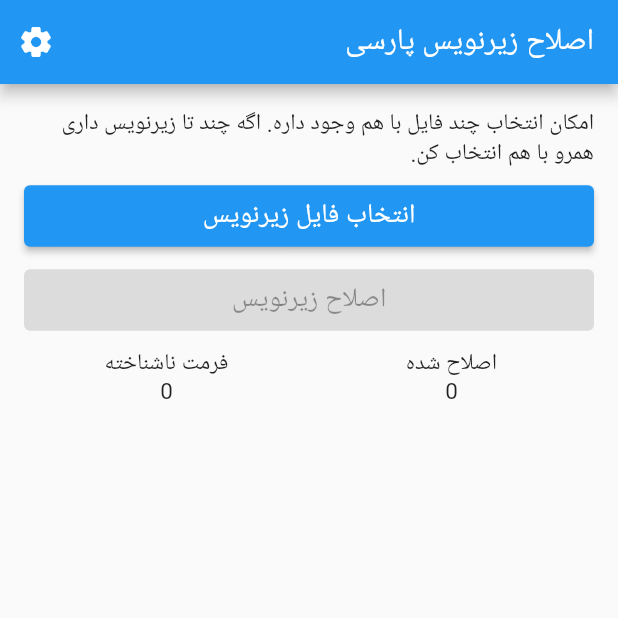
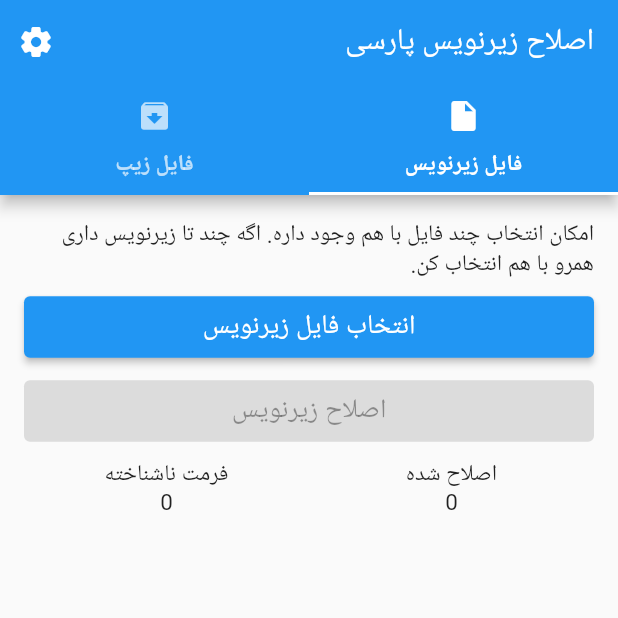
Before and after one commit to moheb2000/persian_subtitle_fixer_flutter, a Flutter app: the MainScreen screen opened directly, on a phone screen of 412 x 824 dp, the top half of it. Run offline on Flutter 3.47's test engine with Material 2 defaults, Android fonts, the phone set to English and light mode, and no system bars; our stand-ins replace file_picker, introduction_screen, permission_handler, shared_preferences; missing offline and left inert: easy_folder_picker, enough_convert, persian_fonts; accounts and stored records are empty.

Commit message:
Base zip and tar archives support

```diff
--- a/lib/src/languages/fa_lang.dart
+++ b/lib/src/languages/fa_lang.dart
@@ -12,6 +12,7 @@ class FaLang {
   static const chooseFolderButton = 'انتخاب پوشه پیشفرض';
   static const mainScreenTitle = 'اصلاح زیرنویس پارسی';
   static const chooseFileButton = 'انتخاب فایل زیرنویس';
+  static const chooseZipButton = 'انتخاب فایل زیپ';
   static const fixButton = 'اصلاح زیرنویس';
   static const multipleFileChooseHint = 'امکان انتخاب چند فایل با هم وجود داره. اگه چند تا زیرنویس داری همرو با هم انتخاب کن.';
   static const settingsTitle = 'تنظیمات';
@@ -30,4 +31,6 @@ class FaLang {
   static const githubLink = 'https://github.com/moheb2000/persian_subtitle_fixer_flutter';
   static const bugReportText = 'گزارش مشکل';
   static const bugReportLink = 'mailto:moh.ebrahimi2000@gmail.com?subject=گزارش%20مشکل:%20اصلاح%20زیرنویس%20پارسی';
+  static const tabFile = 'فایل زیرنویس';
+  static const tabZip = 'فایل زیپ';
 }
--- a/lib/src/screens/main_screen.dart
+++ b/lib/src/screens/main_screen.dart
@@ -2,11 +2,14 @@ import 'package:flutter/material.dart';
 import '../widgets/choose_file_widget.dart';
 import '../languages/fa_lang.dart';
 import '../widgets/settings_drawer_widget.dart';
+import '../widgets/choose_zip_widget.dart';
 
 class MainScreen extends StatelessWidget {
   @override
   Widget build(BuildContext context) {
-    return Scaffold(
+    return DefaultTabController(
+      length: 2,
+      child: Scaffold(
         appBar: AppBar(
           title: Text(FaLang.mainScreenTitle),
           actions: [
@@ -19,9 +22,27 @@ class MainScreen extends StatelessWidget {
               ),
             ),
           ],
+          bottom: TabBar(
+            tabs: [
+              Tab(
+                icon: Icon(Icons.insert_drive_file),
+                text: FaLang.tabFile,
               ),
-      body: ChooseFileWidget(),
+              Tab(
+                icon: Icon(Icons.archive_rounded),
+                text: FaLang.tabZip,
+              ),
+            ],
+          ),
+        ),
+        body: TabBarView(
+          children: [
+            ChooseFileWidget(),
+            ChooseZipWidget(),
+          ],
+        ),
         endDrawer: SettingsDrawerWidget(),
+      ),
     );
   }
 }
--- a/pubspec.yaml
+++ b/pubspec.yaml
@@ -40,6 +40,7 @@ dependencies:
   permission_handler: ^8.1.4+2
   flutter_native_splash: ^1.2.1
   url_launcher: ^6.0.9
+  archive: ^3.1.2
 
 dev_dependencies:
   flutter_test:
```
Also changed, not shown: lib/src/logic/logic.dart (+37 -2 lines), lib/src/widgets/choose_zip_widget.dart (added, +152 -0 lines), pubspec.lock. Lines whose indentation alone changed are shown as unchanged.
